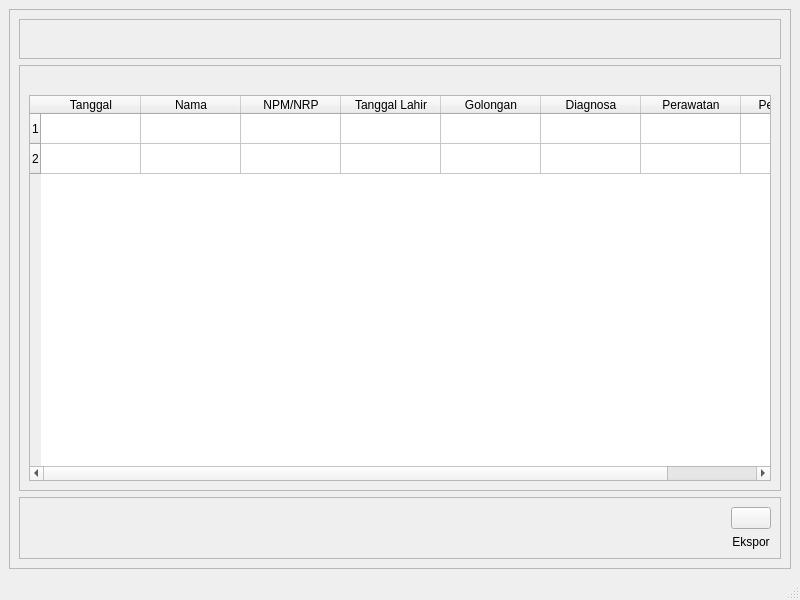
Old version of the form UI/riwayat.ui in the repository rakhid16/pkl.
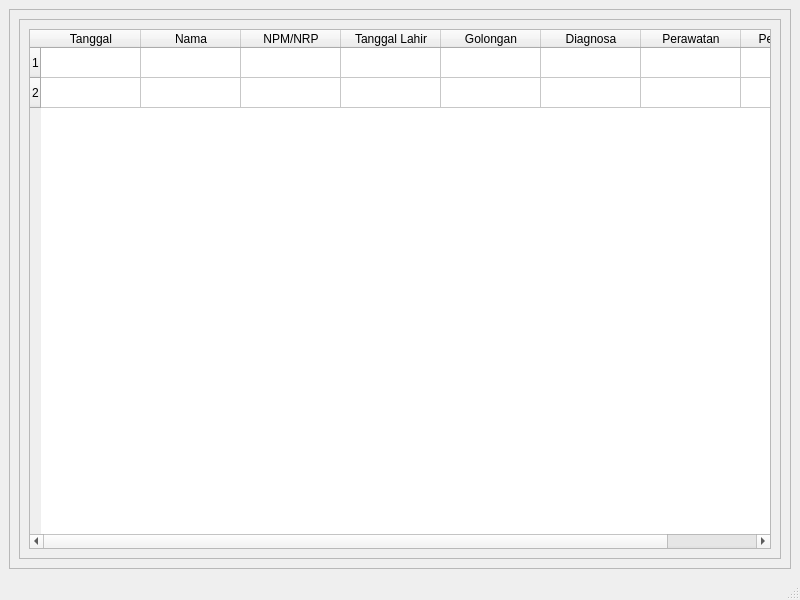
New version of the form. Icons and pictures are not drawn.

What changed in the file:
```diff
--- a/UI/riwayat.ui
+++ b/UI/riwayat.ui
@@ -25,58 +25,6 @@
       </property>
       <layout class="QGridLayout" name="gridLayout_5">
        <item row="0" column="0">
-        <widget class="QFrame" name="frame_2">
-         <property name="frameShape">
-          <enum>QFrame::StyledPanel</enum>
-         </property>
-         <property name="frameShadow">
-          <enum>QFrame::Raised</enum>
-         </property>
-         <layout class="QGridLayout" name="gridLayout_3">
-          <item row="0" column="0">
-           <layout class="QHBoxLayout" name="horizontalLayout">
-            <item>
-             <widget class="QLabel" name="label_3">
-              <property name="text">
-               <string/>
-              </property>
-              <property name="pixmap">
-               <pixmap resource="img_rsc.qrc">:/images/img/upn logo.png</pixmap>
-              </property>
-              <property name="scaledContents">
-               <bool>true</bool>
-              </property>
-             </widget>
-            </item>
-            <item>
-             <widget class="QLabel" name="label">
-              <property name="text">
-               <string/>
-              </property>
-              <property name="pixmap">
-               <pixmap resource="img_rsc.qrc">:/images/img/poli gigi logo.png</pixmap>
-              </property>
-             </widget>
-            </item>
-           </layout>
-          </item>
-          <item row="0" column="1">
-           <spacer name="horizontalSpacer">
-            <property name="orientation">
-             <enum>Qt::Horizontal</enum>
-            </property>
-            <property name="sizeHint" stdset="0">
-             <size>
-              <width>258</width>
-              <height>20</height>
-             </size>
-            </property>
-           </spacer>
-          </item>
-         </layout>
-        </widget>
-       </item>
-       <item row="1" column="0">
         <widget class="QFrame" name="frame_4">
          <property name="frameShape">
           <enum>QFrame::StyledPanel</enum>
@@ -86,19 +34,6 @@
          </property>
          <layout class="QGridLayout" name="gridLayout_4">
           <item row="0" column="0">
-           <spacer name="horizontalSpacer_3">
-            <property name="orientation">
-             <enum>Qt::Horizontal</enum>
-            </property>
-            <property name="sizeHint" stdset="0">
-             <size>
-              <width>739</width>
-              <height>20</height>
-             </size>
-            </property>
-           </spacer>
-          </item>
-          <item row="1" column="0">
            <widget class="QTableWidget" name="tableWidget">
             <row>
              <property name="text">
@@ -155,76 +90,6 @@
          </layout>
         </widget>
        </item>
-       <item row="2" column="0">
-        <widget class="QFrame" name="frame_3">
-         <property name="frameShape">
-          <enum>QFrame::StyledPanel</enum>
-         </property>
-         <property name="frameShadow">
-          <enum>QFrame::Raised</enum>
-         </property>
-         <layout class="QGridLayout" name="gridLayout_2">
-          <item row="0" column="0">
-           <layout class="QVBoxLayout" name="verticalLayout_2">
-            <item>
-             <widget class="QLabel" name="label_4">
-              <property name="text">
-               <string/>
-              </property>
-              <property name="alignment">
-               <set>Qt::AlignCenter</set>
-              </property>
-             </widget>
-            </item>
-           </layout>
-          </item>
-          <item row="0" column="1">
-           <spacer name="horizontalSpacer_2">
-            <property name="orientation">
-             <enum>Qt::Horizontal</enum>
-            </property>
-            <property name="sizeHint" stdset="0">
-             <size>
-              <width>588</width>
-              <height>20</height>
-             </size>
-            </property>
-           </spacer>
-          </item>
-          <item row="0" column="2">
-           <layout class="QVBoxLayout" name="verticalLayout">
-            <item>
-             <widget class="QPushButton" name="pushButton">
-              <property name="text">
-               <string/>
-              </property>
-              <property name="icon">
-               <iconset resource="img_rsc.qrc">
-                <normaloff>:/images/img/export.png</normaloff>:/images/img/export.png</iconset>
-              </property>
-              <property name="iconSize">
-               <size>
-                <width>60</width>
-                <height>60</height>
-               </size>
-              </property>
-             </widget>
-            </item>
-            <item>
-             <widget class="QLabel" name="label_5">
-              <property name="text">
-               <string>Ekspor</string>
-              </property>
-              <property name="alignment">
-               <set>Qt::AlignCenter</set>
-              </property>
-             </widget>
-            </item>
-           </layout>
-          </item>
-         </layout>
-        </widget>
-       </item>
       </layout>
      </widget>
     </item>
```
